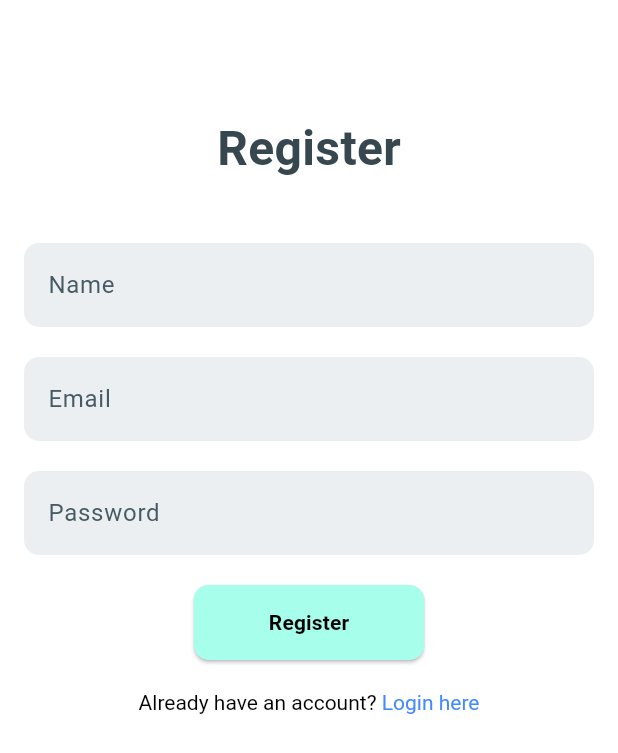
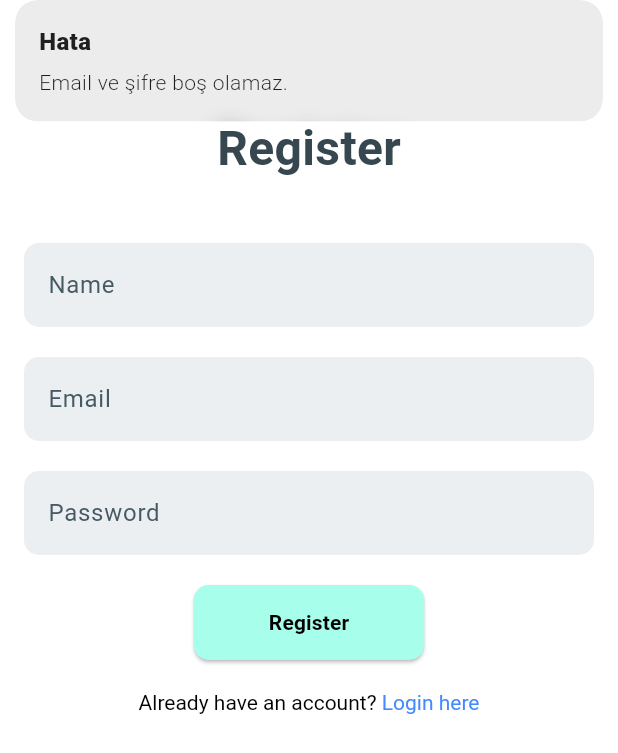
Before and after one commit to emircanbacanak/kpssApp, a Flutter app: the RegisterScreen screen opened by its route, after a tap on "Register", on a phone screen of 412 x 824 dp. Shown: the top 753 px of the screen. Run offline on Flutter 3.47's test engine with Material 3 defaults, Android fonts, the phone set to English and light mode, and no system bars; our stand-ins replace get, percent_indicator, shared_preferences; accounts and stored records are empty.

Commit message:
auth_control

```diff
--- a/lib/controllers/auth_controller.dart
+++ b/lib/controllers/auth_controller.dart
@@ -3,15 +3,29 @@ import 'package:get/get.dart';
 class AuthController extends GetxController {
   var email = ''.obs;
   var password = ''.obs;
+  var isLoggedIn = false.obs;
 
   void login() {
-    // Burada login işlemleri
-    print('Login with Email: ${email.value} and Password: ${password.value}');
+    if (email.value == 'test@example.com' && password.value == 'password') {
+      isLoggedIn.value = true;
+      Get.snackbar('Başarılı', 'Giriş yapıldı!');
+    } else {
+      isLoggedIn.value = false;
+      Get.snackbar('Hata', 'Geçersiz email veya şifre.');
+    }
   }
 
   void register() {
-    // Burada kayıt işlemleri
-    print(
-        'Register with Email: ${email.value} and Password: ${password.value}');
+    if (email.value.isNotEmpty && password.value.isNotEmpty) {
+      isLoggedIn.value = true;
+      Get.snackbar('Başarılı', 'Kayıt olundu!');
+    } else {
+      Get.snackbar('Hata', 'Email ve şifre boş olamaz.');
+    }
+  }
+
+  void logout() {
+    isLoggedIn.value = false;
+    Get.snackbar('Başarılı', 'Çıkış yapıldı!');
   }
 }
--- a/lib/ortak/custom_pro_button.dart
+++ b/lib/ortak/custom_pro_button.dart
@@ -1,6 +1,5 @@
 import 'package:flutter/material.dart';
-
-import 'ProVersionPage.dart'; // Yeni sayfa dosyasını import edin.
+import 'package:kpssapp/ortak/ProVersionPage.dart';
 
 class ProButton extends StatelessWidget {
   const ProButton({super.key, required Null Function() onPressed});
--- a/lib/screens/barSayfaları/FavoritesPage.dart
+++ b/lib/screens/barSayfaları/FavoritesPage.dart
@@ -1,6 +1,5 @@
 import 'package:flutter/material.dart';
-
-import '../../ortak/favorite_topics.dart';
+import 'package:kpssapp/ortak/favorite_topics.dart';
 
 class FavoritesPage extends StatefulWidget {
   const FavoritesPage({super.key});
```
Also changed, not shown: lib/main.dart (+5 -6 lines), lib/ortak/ProVersionPage.dart (+1 -8 lines), lib/ortak/SonucEkrani.dart (+27 -46 lines), lib/ortak/favorite_topics.dart (+19 -20 lines), lib/screens/GuncelKonularScreens/KpssTopicsPage.dart (+8 -9 lines), lib/screens/GuncelKonularScreens/kpssTurkceSayfalar/kpssCumleBilgisi/KpssCumleBilgisiPage.dart (+13 -18 lines), lib/screens/LoginScreen.dart (+13 -2 lines), lib/screens/SoruCevapSayfasi.dart (+6 -17 lines), lib/screens/barSayfaları/HomePage.dart (+6 -10 lines).
